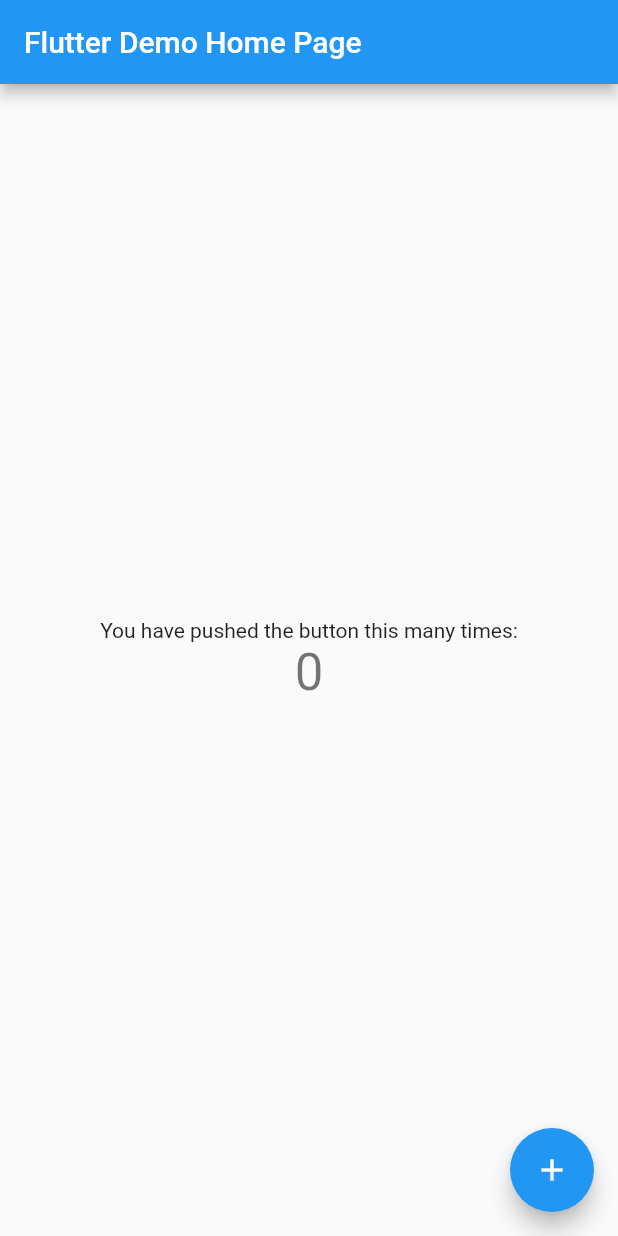
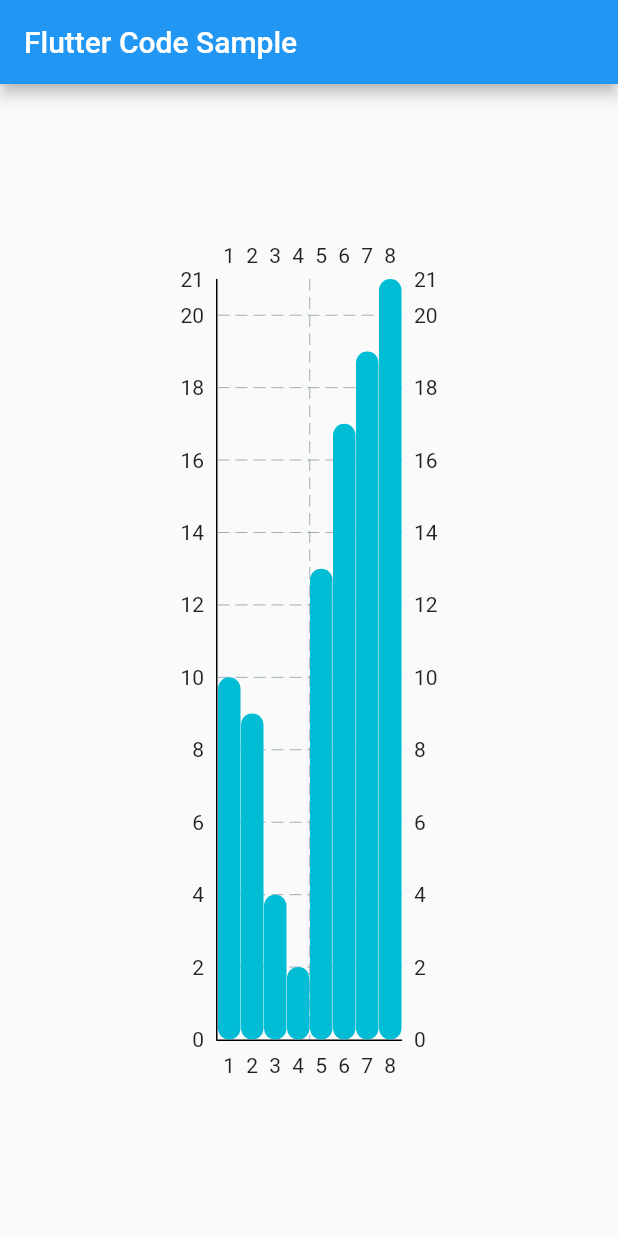
Before and after one commit to t-i-0414/flutter_playground, a Flutter app: the screen it shows after launch, on a phone screen of 412 x 824 dp. Run offline on Flutter 3.47's test engine with Material 2 defaults, Android fonts, the phone set to English and light mode, and no system bars; drawn by our look-alikes of fl_chart.

Commit message:
sample fl_chart

```diff
--- a/lib/main.dart
+++ b/lib/main.dart
@@ -1,115 +1,71 @@
 import 'package:flutter/material.dart';
+import 'package:fl_chart/fl_chart.dart';
 
-void main() {
-  runApp(const MyApp());
-}
+void main() => runApp(const MyApp());
 
 class MyApp extends StatelessWidget {
   const MyApp({Key? key}) : super(key: key);
 
-  // This widget is the root of your application.
+  static const String _title = 'Flutter Code Sample';
+
   @override
   Widget build(BuildContext context) {
-    return MaterialApp(
-      title: 'Flutter Demo',
-      theme: ThemeData(
-        // This is the theme of your application.
-        //
-        // Try running your application with "flutter run". You'll see the
-        // application has a blue toolbar. Then, without quitting the app, try
-        // changing the primarySwatch below to Colors.green and then invoke
-        // "hot reload" (press "r" in the console where you ran "flutter run",
-        // or simply save your changes to "hot reload" in a Flutter IDE).
-        // Notice that the counter didn't reset back to zero; the application
-        // is not restarted.
-        primarySwatch: Colors.blue,
-      ),
-      home: const MyHomePage(title: 'Flutter Demo Home Page'),
+    return const MaterialApp(
+      title: _title,
+      home: MyChart(),
     );
   }
 }
 
-class MyHomePage extends StatefulWidget {
-  const MyHomePage({Key? key, required this.title}) : super(key: key);
-
-  // This widget is the home page of your application. It is stateful, meaning
-  // that it has a State object (defined below) that contains fields that affect
-  // how it looks.
-
-  // This class is the configuration for the state. It holds the values (in this
-  // case the title) provided by the parent (in this case the App widget) and
-  // used by the build method of the State. Fields in a Widget subclass are
-  // always marked "final".
-
-  final String title;
-
-  @override
-  State<MyHomePage> createState() => _MyHomePageState();
-}
-
-class _MyHomePageState extends State<MyHomePage> {
-  int _counter = 0;
-
-  void _incrementCounter() {
-    setState(() {
-      // This call to setState tells the Flutter framework that something has
-      // changed in this State, which causes it to rerun the build method below
-      // so that the display can reflect the updated values. If we changed
-      // _counter without calling setState(), then the build method would not be
-      // called again, and so nothing would appear to happen.
-      _counter++;
-    });
-  }
+class MyChart extends StatelessWidget {
+  const MyChart({Key? key}) : super(key: key);
 
   @override
   Widget build(BuildContext context) {
-    // This method is rerun every time setState is called, for instance as done
-    // by the _incrementCounter method above.
-    //
-    // The Flutter framework has been optimized to make rerunning build methods
-    // fast, so that you can just rebuild anything that needs updating rather
-    // than having to individually change instances of widgets.
     return Scaffold(
       appBar: AppBar(
-        // Here we take the value from the MyHomePage object that was created by
-        // the App.build method, and use it to set our appbar title.
-        title: Text(widget.title),
+        title: const Text('Flutter Code Sample'),
       ),
-      body: Center(
-        // Center is a layout widget. It takes a single child and positions it
-        // in the middle of the parent.
-        child: Column(
-          // Column is also a layout widget. It takes a list of children and
-          // arranges them vertically. By default, it sizes itself to fit its
-          // children horizontally, and tries to be as tall as its parent.
-          //
-          // Invoke "debug painting" (press "p" in the console, choose the
-          // "Toggle Debug Paint" action from the Flutter Inspector in Android
-          // Studio, or the "Toggle Debug Paint" command in Visual Studio Code)
-          // to see the wireframe for each widget.
-          //
-          // Column has various properties to control how it sizes itself and
-          // how it positions its children. Here we use mainAxisAlignment to
-          // center the children vertically; the main axis here is the vertical
-          // axis because Columns are vertical (the cross axis would be
-          // horizontal).
-          mainAxisAlignment: MainAxisAlignment.center,
-          children: <Widget>[
-            const Text(
-              'You have pushed the button this many times:',
-            ),
-            Text(
-              '$_counter',
-              style: Theme.of(context).textTheme.headline4,
-            ),
-          ],
+      body: Padding(
+        padding: const EdgeInsets.all(100),
+        child: BarChart(
+          BarChartData(
+              borderData: FlBorderData(
+                  border: const Border(
+                top: BorderSide.none,
+                right: BorderSide.none,
+                left: BorderSide(width: 1),
+                bottom: BorderSide(width: 1),
+              )),
+              groupsSpace: 10,
+              barGroups: [
+                BarChartGroupData(x: 1, barRods: [
+                  BarChartRodData(toY: 10, width: 15),
+                ]),
+                BarChartGroupData(x: 2, barRods: [
+                  BarChartRodData(toY: 9, width: 15),
+                ]),
+                BarChartGroupData(x: 3, barRods: [
+                  BarChartRodData(toY: 4, width: 15),
+                ]),
+                BarChartGroupData(x: 4, barRods: [
+                  BarChartRodData(toY: 2, width: 15),
+                ]),
+                BarChartGroupData(x: 5, barRods: [
+                  BarChartRodData(toY: 13, width: 15),
+                ]),
+                BarChartGroupData(x: 6, barRods: [
+                  BarChartRodData(toY: 17, width: 15),
+                ]),
+                BarChartGroupData(x: 7, barRods: [
+                  BarChartRodData(toY: 19, width: 15),
+                ]),
+                BarChartGroupData(x: 8, barRods: [
+                  BarChartRodData(toY: 21, width: 15),
+                ]),
+              ]),
         ),
       ),
-      floatingActionButton: FloatingActionButton(
-        onPressed: _incrementCounter,
-        tooltip: 'Increment',
-        child: const Icon(Icons.add),
-      ), // This trailing comma makes auto-formatting nicer for build methods.
     );
   }
 }
--- a/pubspec.yaml
+++ b/pubspec.yaml
@@ -3,7 +3,7 @@
 
 # The following line prevents the package from being accidentally published to
 # pub.dev using `flutter pub publish`. This is preferred for private packages.
-publish_to: 'none' # Remove this line if you wish to publish to pub.dev
+publish_to: "none" # Remove this line if you wish to publish to pub.dev
 
 # The following defines the version and build number for your application.
 # A version number is three numbers separated by dots, like 1.2.43
@@ -30,10 +30,10 @@
   flutter:
     sdk: flutter
 
-
   # The following adds the Cupertino Icons font to your application.
   # Use with the CupertinoIcons class for iOS style icons.
   cupertino_icons: ^1.0.2
+  fl_chart: 0.46.0
 
 dev_dependencies:
   flutter_test:
@@ -51,7 +51,6 @@
 
 # The following section is specific to Flutter.
 flutter:
-
   # The following line ensures that the Material Icons font is
   # included with your application, so that you can use the icons in
   # the material Icons class.
```
Also changed, not shown: pubspec.lock.
